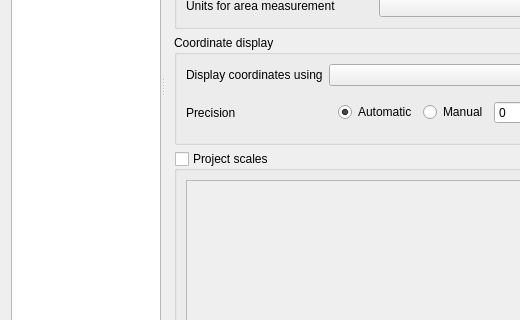
qgis/QGIS, file src/ui/qgsprojectpropertiesbase.ui: the form before one commit; both pictures show x 0 to 520 and y 315 to 635 of the 857 by 830 pixel window.
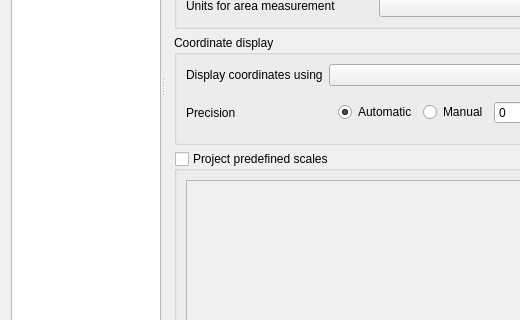
The form after the commit. The open tabs and pages were chosen to show the change. Icons and pictures are not drawn. Custom widgets are drawn as their Qt base class.

```diff
--- a/src/ui/qgsprojectpropertiesbase.ui
+++ b/src/ui/qgsprojectpropertiesbase.ui
@@ -645,7 +645,7 @@
                   </sizepolicy>
                  </property>
                  <property name="title">
-                  <string>Project scales</string>
+                  <string>Project predefined scales</string>
                  </property>
                  <property name="checkable">
                   <bool>true</bool>
```
Left out of the diff: 50 changed lines with no effect on the pictures.
